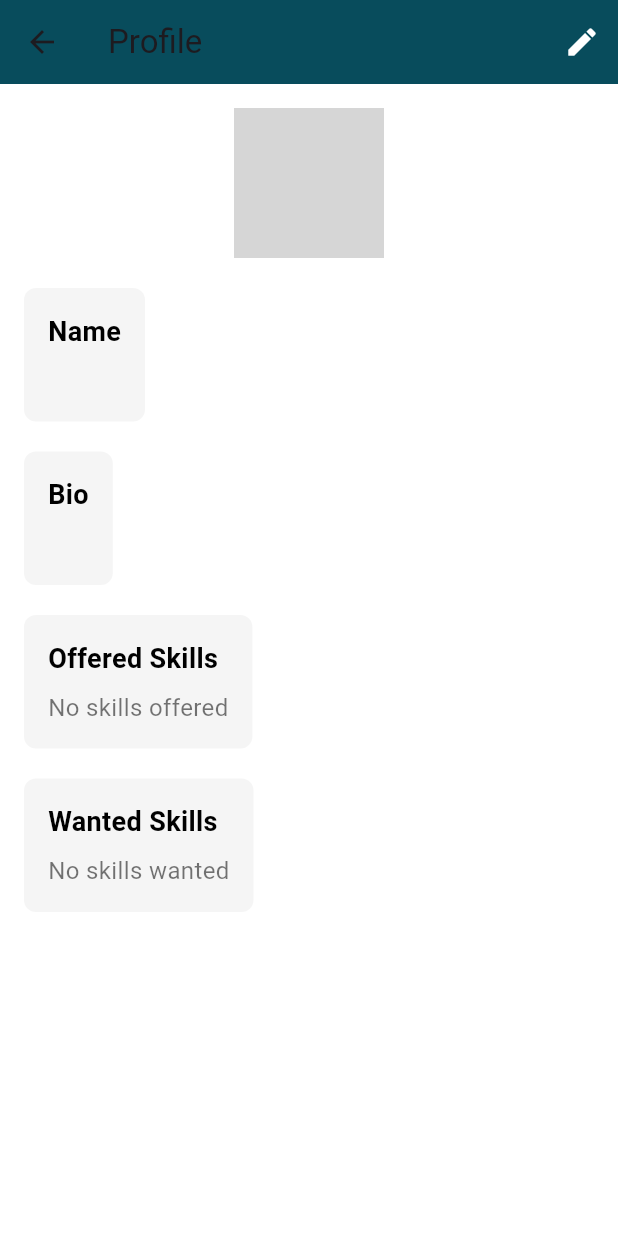
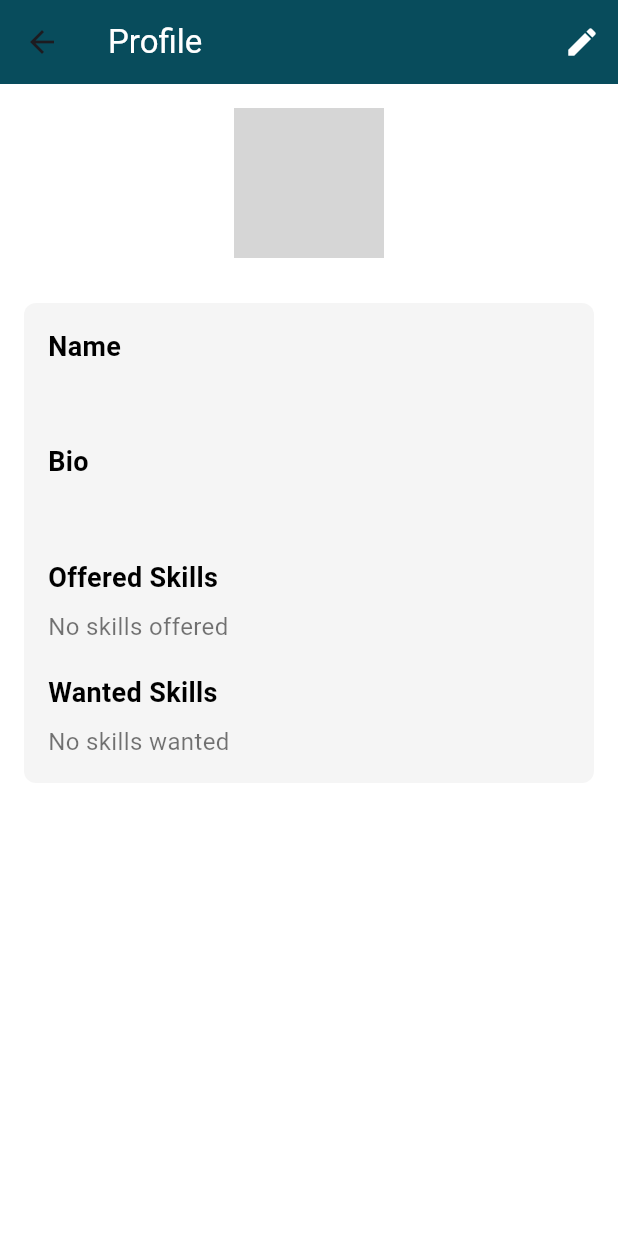
Before and after one commit to isuri54/skill-bridge, a Flutter app: the ProfileScreen screen opened directly, on a phone screen of 412 x 824 dp. Run offline on Flutter 3.47's test engine with Material 3 defaults, Android fonts, the phone set to English and light mode, and no system bars; our stand-ins replace cloud_firestore, firebase_auth, firebase_core, get, image_picker; accounts and stored records are empty; generated files the repository leaves out were written again; grey boxes are pictures that could not be loaded.

Commit message:
Update profilescreen.dart

```diff
--- a/lib/screens/profilescreen.dart
+++ b/lib/screens/profilescreen.dart
@@ -16,6 +16,7 @@ class _ProfileScreenState extends State<ProfileScreen> {
   bool isLoading = true;
   String? userName;
   String? bio;
+  String? email;
   List<String> offeredSkills = [];
   List<String> wantedSkills = [];
   String? profileImagePath;
@@ -38,6 +39,7 @@ class _ProfileScreenState extends State<ProfileScreen> {
           setState(() {
             userName = userDoc['name'] as String?;
             bio = userDoc['bio'] as String?;
+            email = userDoc['email'] as String?;
             offeredSkills = List<String>.from(userDoc['offeredSkills'] ?? []);
             wantedSkills = List<String>.from(userDoc['wantedSkills'] ?? []);
             profileImagePath = userDoc['profileImagePath'] as String?;
@@ -61,7 +63,7 @@ class _ProfileScreenState extends State<ProfileScreen> {
       backgroundColor: Colors.white,
       appBar: AppBar(
         backgroundColor: const Color(0xFF084C5C),
-        title: const Text('Profile'),
+        title: const Text('Profile', style: TextStyle(color: Colors.white)),
         actions: [
           IconButton(
             icon: const Icon(Icons.edit, color: Colors.white),
@@ -69,6 +71,7 @@ class _ProfileScreenState extends State<ProfileScreen> {
               Get.to(() => EditProfileScreen(
                     currentName: userName ?? '',
                     currentBio: bio ?? '',
+                    currentEmail: email ?? '',
                     currentOfferedSkills: offeredSkills,
                     currentWantedSkills: wantedSkills,
                     currentImagePath: profileImagePath,
@@ -105,8 +108,9 @@ class _ProfileScreenState extends State<ProfileScreen> {
                         ),
                       ),
                     ),
-                    const SizedBox(height: 20),
+                    const SizedBox(height: 30),
                     Container(
+                      width: 400,
                       padding: const EdgeInsets.all(16.0),
                       decoration: BoxDecoration(
                         color: const Color(0xFFF5F5F5),
@@ -124,19 +128,7 @@ class _ProfileScreenState extends State<ProfileScreen> {
                             userName ?? 'Unknown',
                             style: const TextStyle(fontSize: 16, color: Colors.black54),
                           ),
-                        ],
-                      ),
-                    ),
-                    const SizedBox(height: 20),
-                    Container(
-                      padding: const EdgeInsets.all(16.0),
-                      decoration: BoxDecoration(
-                        color: const Color(0xFFF5F5F5),
-                        borderRadius: BorderRadius.circular(8.0),
-                      ),
-                      child: Column(
-                        crossAxisAlignment: CrossAxisAlignment.start,
-                        children: [
+                          const SizedBox(height: 20),
                           const Text(
                             'Bio',
                             style: TextStyle(fontSize: 18, fontWeight: FontWeight.bold, color: Colors.black),
@@ -146,19 +138,7 @@ class _ProfileScreenState extends State<ProfileScreen> {
                             bio ?? 'No bio provided',
                             style: const TextStyle(fontSize: 16, color: Colors.black54),
                           ),
-                        ],
-                      ),
-                    ),
-                    const SizedBox(height: 20),
-                    Container(
-                      padding: const EdgeInsets.all(16.0),
-                      decoration: BoxDecoration(
-                        color: const Color(0xFFF5F5F5),
-                        borderRadius: BorderRadius.circular(8.0),
-                      ),
-                      child: Column(
-                        crossAxisAlignment: CrossAxisAlignment.start,
-                        children: [
+                          const SizedBox(height: 20),
                           const Text(
                             'Offered Skills',
                             style: TextStyle(fontSize: 18, fontWeight: FontWeight.bold, color: Colors.black),
@@ -171,7 +151,7 @@ class _ProfileScreenState extends State<ProfileScreen> {
                                   children: offeredSkills
                                       .map((skill) => Chip(
                                             label: Text(skill),
-                                            backgroundColor: Colors.orange.withOpacity(0.2),
+                                            backgroundColor: Colors.orange,
                                             labelStyle: const TextStyle(color: Colors.black),
                                           ))
                                       .toList(),
@@ -180,19 +160,7 @@ class _ProfileScreenState extends State<ProfileScreen> {
                                   'No skills offered',
                                   style: TextStyle(fontSize: 16, color: Colors.black54),
                                 ),
-                        ],
-                      ),
-                    ),
-                    const SizedBox(height: 20),
-                    Container(
-                      padding: const EdgeInsets.all(16.0),
-                      decoration: BoxDecoration(
-                        color: const Color(0xFFF5F5F5),
-                        borderRadius: BorderRadius.circular(8.0),
-                      ),
-                      child: Column(
-                        crossAxisAlignment: CrossAxisAlignment.start,
-                        children: [
+                          const SizedBox(height: 20),
                           const Text(
                             'Wanted Skills',
                             style: TextStyle(fontSize: 18, fontWeight: FontWeight.bold, color: Colors.black),
@@ -205,7 +173,7 @@ class _ProfileScreenState extends State<ProfileScreen> {
                                   children: wantedSkills
                                       .map((skill) => Chip(
                                             label: Text(skill),
-                                            backgroundColor: Colors.orange.withOpacity(0.2),
+                                            backgroundColor: Colors.orange,
                                             labelStyle: const TextStyle(color: Colors.black),
                                           ))
                                       .toList(),
```
